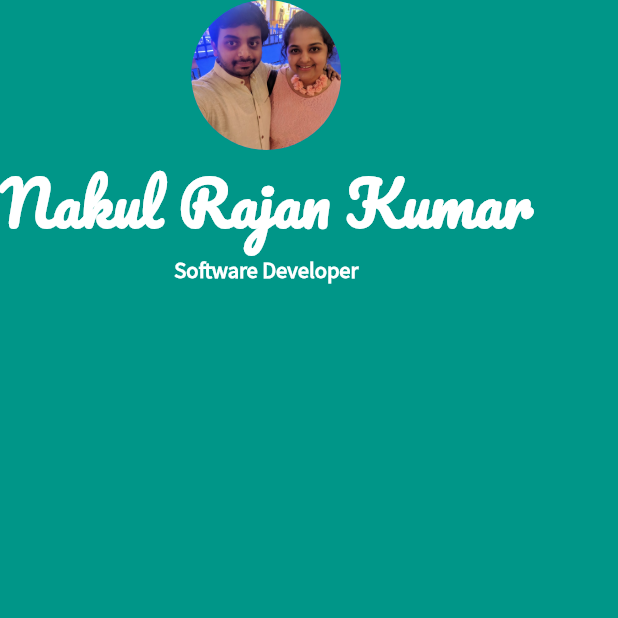
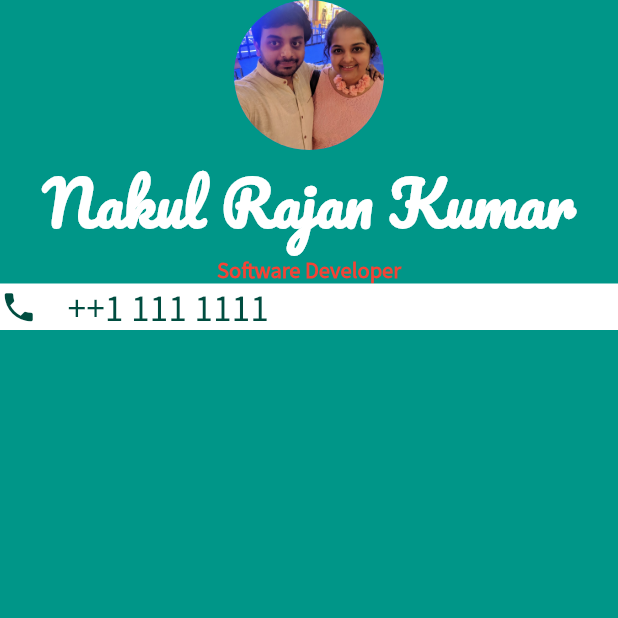
Before and after one commit to deeks-codestar/MiCard, a Flutter app: the screen it shows after launch, on a phone screen of 412 x 824 dp, the top half of it. Run offline on Flutter 3.47's test engine with Material 2 defaults, Android fonts, the phone set to English and light mode, and no system bars; statements that could not run were skipped.

Commit message:
Add basic container

```diff
--- a/lib/main.dart
+++ b/lib/main.dart
@@ -29,13 +29,38 @@
             Text(
                 "Software Developer",
                 style: TextStyle(
-                  color: Colors.white,
+                  color: Colors.red,
                   fontFamily: 'SourceSansPro',
                   fontSize: 15,
                   fontWeight: FontWeight.bold,
                 )
             ),
+            Container(
+              margin: EdgeInsets.symmetric(vertical: 10, horizontal: 25)
+              padding: EdgeInsets.all(10),
+              color: Colors.white,
+              child: Row(
+                children: <Widget>[
+                  Icon(
+                    Icons.phone,
+                    color: Colors.teal.shade900,
+                    size: 25
+                  ),
+                  SizedBox(
+                    width: 20,
+                  ),
+                  Text(
+                    '++1 111 1111',
+                    style: TextStyle(
+                      fontFamily: 'SourceSansPro',
+                      color: Colors.teal.shade900,
+                      fontSize: 25
+                    ),
 
+                  )
+                ],
+              ),
+            )
           ],
         ),
       ),
```
